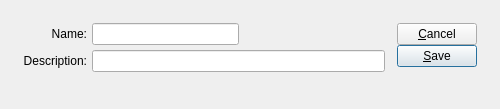
This is guiclient/taxType.ui in discountscott/qt-client as Qt 5 draws it before an edit. The edited form follows.
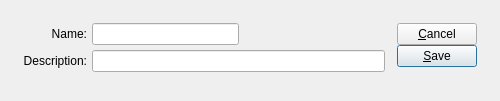
This is the edited form. Custom widgets are drawn as their Qt base class.

Patch:
```diff
--- a/guiclient/taxType.ui
+++ b/guiclient/taxType.ui
@@ -8,13 +8,13 @@
 is available at www.xtuple.com/CPAL.  By using this software, you agree
 to be bound by its terms.</comment>
  <class>taxType</class>
- <widget class="QDialog" name="taxType">
-  <property name="geometry">
+ <widget class="QDialog" name="taxType" >
+  <property name="geometry" >
    <rect>
     <x>0</x>
     <y>0</y>
     <width>500</width>
-    <height>109</height>
+    <height>101</height>
    </rect>
   </property>
   <property name="windowTitle">
@@ -188,7 +188,7 @@
    </item>
   </layout>
  </widget>
- <layoutdefault spacing="6" margin="11"/>
+ <layoutdefault spacing="6" margin="11" />
  <customwidgets>
   <customwidget>
    <class>XLineEdit</class>
```
Left out of the diff: 103 changed lines with no effect on the pictures.
